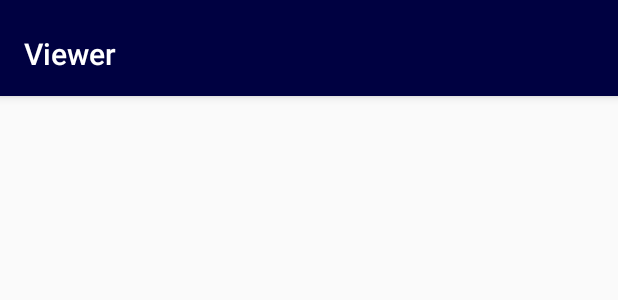
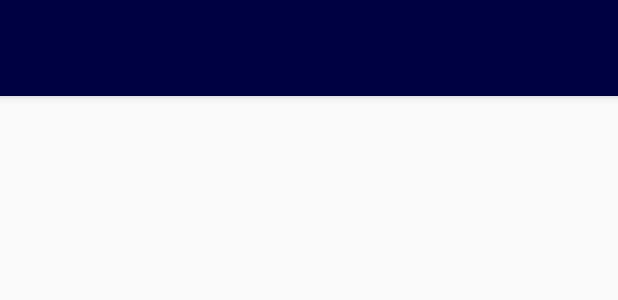
Before and after one commit to ambrosus/sdk-java, an Android app: the layout activity_main.xml on its own in the app's theme, with its tools: preview values and no code run, on a phone screen of 412 x 824 dp. Shown: the top 300 px of the screen. Run offline under Robolectric (Android 15) with nearby library versions, the light colour scheme and no system bars.

Commit message:
Sample app fixes and improvements (page titles, back button for AssetInfoSearchFragment)

```diff
--- a/sample/app/src/main/java/com/ambrosus/ambviewer/ViewerFragment.kt
+++ b/sample/app/src/main/java/com/ambrosus/ambviewer/ViewerFragment.kt
@@ -11,6 +11,7 @@ import android.view.View
 import android.view.ViewGroup
 import android.widget.RelativeLayout
 import com.ambrosus.ambviewer.utils.FragmentSwitchHelper
+import com.ambrosus.ambviewer.utils.TitleHelper
 import com.ambrosus.sdk.*
 //import com.ambrosus.TestFile
 import com.google.zxing.BarcodeFormat
@@ -102,6 +103,8 @@ class ViewerFragment : Fragment(), BarcodeCallback {
 
     override fun onResume() {
         super.onResume()
+
+        TitleHelper.ensureTitle(this, "Scanner")
 
         mPaused = false
         // Handle permissions for Marshmallow and onwards...
--- a/sample/app/src/main/res/layout/activity_main.xml
+++ b/sample/app/src/main/res/layout/activity_main.xml
@@ -23,10 +23,7 @@
             android:layout_weight="1"
             android:background="?attr/colorPrimary"
             app:layout_scrollFlags="scroll|enterAlways"
-            app:popupTheme="@style/AppTheme.PopupOverlay"
-            app:title="@string/app_name">
-
-        </android.support.v7.widget.Toolbar>
+            app:popupTheme="@style/AppTheme.PopupOverlay"/>
 
     </android.support.design.widget.AppBarLayout>
 
```
Also changed, not shown: sample/app/src/main/java/com/ambrosus/ambviewer/MainActivity.kt (+42 -35 lines).
